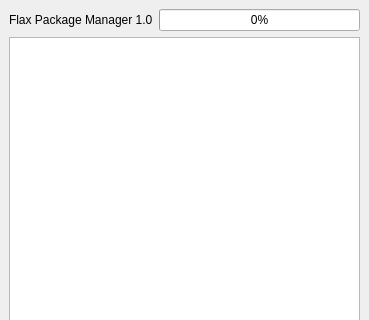
Old version of the form mainwindow.ui in the repository Crawcik/FlaxPluginManager; both pictures show x 0 to 369 and y 0 to 320 of the 369 by 600 pixel window.
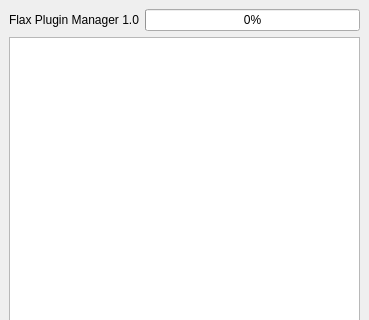
New version of the form.

Commit message: Removing plugins with git compability

Diff of the .ui file:
```diff
--- a/mainwindow.ui
+++ b/mainwindow.ui
@@ -20,7 +20,7 @@
       <item>
        <widget class="QLabel" name="info">
         <property name="text">
-         <string>Flax Package Manager 1.0</string>
+         <string>Flax Plugin Manager 1.0</string>
         </property>
        </widget>
       </item>
```
The commit also changes 1 other file.
